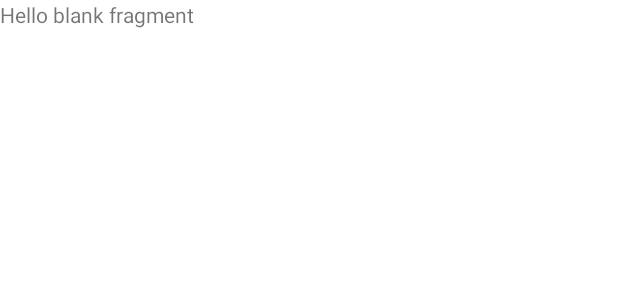
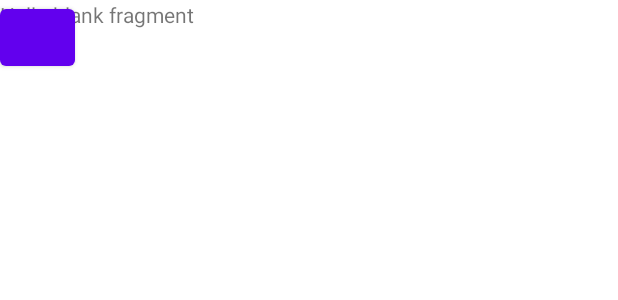
Before and after one commit to mnarvaezaldana/blueLab_pruebaTecnica, an Android app: the layout fragment_movies_lists.xml on its own in the app's theme, with its tools: preview values and no code run, on a phone screen of 412 x 824 dp. Shown: the top 300 px of the screen. Run offline under Robolectric (Android 15) with nearby library versions, the phone set to English and light mode, and no system bars.

```diff
--- a/app/src/main/res/layout/fragment_movies_lists.xml
+++ b/app/src/main/res/layout/fragment_movies_lists.xml
@@ -3,7 +3,7 @@
     xmlns:tools="http://schemas.android.com/tools"
     android:layout_width="match_parent"
     android:layout_height="match_parent"
-    tools:context=".view.moviesListsFragment">
+    tools:context=".view.MoviesListsFragment">
 
     <!-- TODO: Update blank fragment layout -->
     <TextView
@@ -11,4 +11,9 @@
         android:layout_height="match_parent"
         android:text="@string/hello_blank_fragment" />
 
+    <Button
+        android:id="@+id/mButton"
+        android:layout_height="50dp"
+        android:layout_width="50dp"/>
+
 </FrameLayout>
--- a/app/src/main/res/values/themes.xml
+++ b/app/src/main/res/values/themes.xml
@@ -1,7 +1,9 @@
 <resources xmlns:tools="http://schemas.android.com/tools">
     <!-- Base application theme. -->
-    <style name="Theme.BlueLab_pruebaTecnica" parent="Theme.MaterialComponents.DayNight.DarkActionBar">
+    <style name="Theme.BlueLab_pruebaTecnica" parent="Theme.MaterialComponents.DayNight.NoActionBar">
         <!-- Primary brand color. -->
+        <item name="windowActionBar">false</item>
+        <item name="windowNoTitle">true</item>
         <item name="colorPrimary">@color/purple_500</item>
         <item name="colorPrimaryVariant">@color/purple_700</item>
         <item name="colorOnPrimary">@color/white</item>
```
Also changed, not shown: app/src/main/java/com/yucatancorp/bluelab_pruebatecnica/view/MainActivity.kt (+10 -4 lines), app/src/main/java/com/yucatancorp/bluelab_pruebatecnica/view/MoviesListsFragment.kt (+18 -36 lines), app/src/main/res/layout/activity_main.xml (+11 -7 lines).
